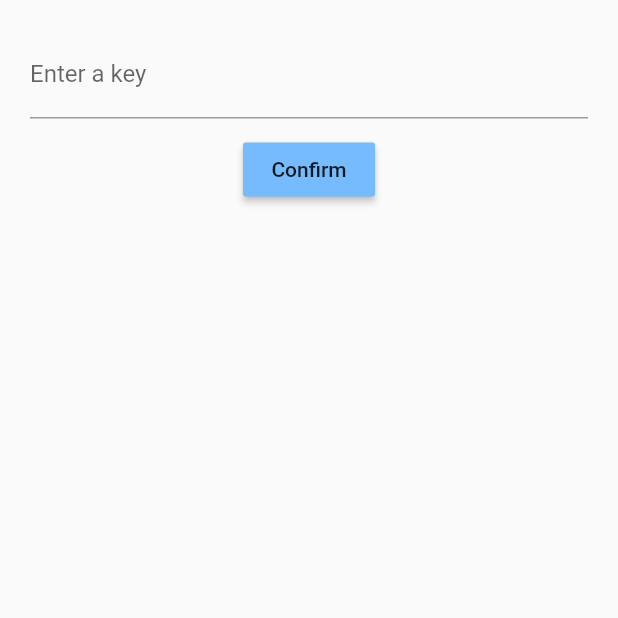
After one commit to DeltaEpsilon7787/GeoPointMain, a Flutter app: the ValidatePage screen opened by its route, after a tap on "Confirm", on a phone screen of 412 x 824 dp, the top half of it. The commit adds this screen. Run offline on Flutter 3.47's test engine with Material 2 defaults, Android fonts, the phone set to English and light mode, and no system bars; our stand-ins replace flutter_map, geolocator, latlong, shared_preferences; accounts and stored records are empty; network calls fail.

Commit message:
full login and register

```diff
--- a/lib/components/login_page.dart
+++ b/lib/components/login_page.dart
@@ -68,7 +68,7 @@ class _LoginPageState extends State<LoginPage> {
                 padding: const EdgeInsets.all(28.0),
                 child: new Center(
                   child: new Form(
-                    //key: formKey,
+                    key: formKey,
                     child: new Center(
                       child: new ListView(
                         shrinkWrap: true,
--- /dev/null
+++ b/lib/components/validate_page.dart
@@ -0,0 +1,60 @@
+import 'package:flutter/material.dart';
+import 'websocket_client.dart';
+import '../main.dart';
+
+class ValidatePage extends StatefulWidget {
+  @override
+  _ValidatePageState createState() => _ValidatePageState();
+}
+
+class _ValidatePageState extends State<ValidatePage> {
+  String _key;
+
+  final formKey = new GlobalKey<FormState>();
+
+  @override
+  Widget build(BuildContext context) {
+    return Scaffold(
+      body: new Container(
+        padding: new EdgeInsets.all(20.0),
+        child: new Form(
+          key: formKey,
+          child: new SingleChildScrollView(
+            child: new Column(
+              children: <Widget>[
+                new TextFormField(
+                  decoration: new InputDecoration(labelText: "Enter a key"),
+                  onSaved: (String value) => this._key = value,
+                ),
+                new Padding(padding: EdgeInsets.all(5.0)),
+                new RaisedButton(
+                  color: new Color(0xff75bbfd),
+                  child: new Text(
+                    "Confirm",
+                  ),
+                  onPressed: () {
+                    if (this.formKey.currentState.validate()) {
+                      this.formKey.currentState.save();
+                      App.socketClient
+                          .attemptActivation(this._key)
+                          .then((ServerResponse response) {
+                        if (response.code == "GENERIC_SUCCESS") {
+                          Navigator.of(this.context)
+                              .pushReplacementNamed('/login');
+                        } else {
+                          Scaffold.of(this.context).showSnackBar(
+                            SnackBar(content: Text('Invalid key')),
+                          );
+                        }
+                      });
+                    }
+                  },
+                ),
+              ],
+            ),
+          ),
+        ),
+      ),
+    );
+  }
+}
--- a/lib/main.dart
+++ b/lib/main.dart
@@ -6,6 +6,7 @@ import 'package:geosquad/components/login_page.dart';
 import 'package:geosquad/components/register_page.dart';
 import 'package:geosquad/components/map_page.dart';
 import 'package:geosquad/components/profile.dart';
+import 'package:geosquad/components/validate_page.dart';
 
 void main() => runApp(App());
 
@@ -37,6 +38,7 @@ class App extends StatelessWidget {
           '/auth': (context) => new RegisterPage(),
           '/map': (context) => new MapPage(),
           '/profile': (context) => new Profile(),
+          '/validate': (context) => new ValidatePage(),
         });
   }
 }
```
Also changed, not shown: lib/components/register_page.dart (+10 -40 lines).
